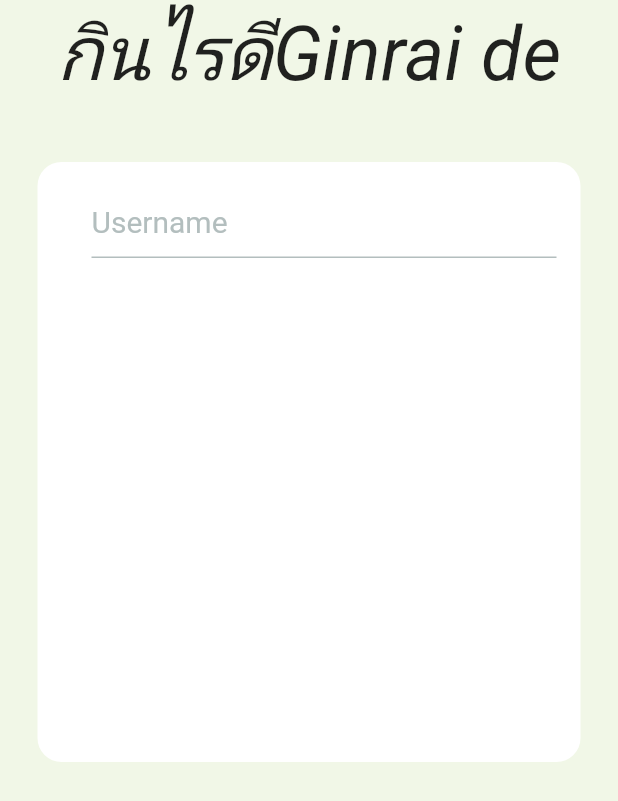
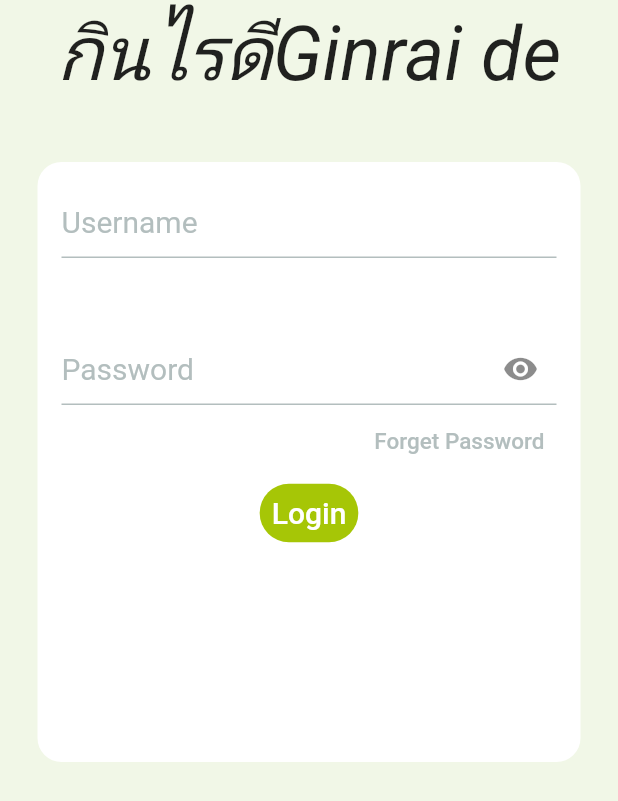
Before and after one commit to CprE-KMUTNB/GinRaiDee, a Flutter app: the screen it shows after launch, on a phone screen of 412 x 824 dp. Shown: the top 801 px of the screen. Run offline on Flutter 3.47's test engine with Material 2 defaults, Android fonts, the light colour scheme and no system bars; our stand-ins replace google_fonts, ionicons; Roboto replaces fonts that are missing (Itim, Sriracha).

Commit message:
loginscreen 90%
เหลือปุ่มเลือก login/signin
ปรับขนาดปุ่ม login
ใส่รูปพื้นหลัง

```diff
--- a/Frontend/ginraid/lib/Screens/Login/Login_Screen.dart
+++ b/Frontend/ginraid/lib/Screens/Login/Login_Screen.dart
@@ -1,13 +1,27 @@
-// ignore_for_file: prefer_const_constructors
+// ignore_for_file: prefer_const_constructors, unnecessary_new
+
+import 'dart:ui';
 
 import 'package:flutter/material.dart';
 import 'package:ionicons/ionicons.dart';
 import 'package:google_fonts/google_fonts.dart';
 
-class loginScreen extends StatelessWidget {
+class loginScreen extends StatefulWidget {
+  const loginScreen({Key? key}) : super(key: key);
+
+  @override
+  State<loginScreen> createState() => _loginScreenState();
+}
+
+class _loginScreenState extends State<loginScreen> {
+  bool _isObscure = true;
   @override
   Widget build(BuildContext context) {
     var imageStrings = ['Frontend\ginraid\assets\image\loginbacktrans.png'];
+    @override
+    void initState() {
+      var _passwordVisible = false;
+    }
 
     return Scaffold(
       backgroundColor: Color(0xFFF1F7E7),
@@ -37,21 +51,21 @@ class loginScreen extends StatelessWidget {
                 decoration: BoxDecoration(
                     color: Color.fromARGB(255, 255, 255, 255),
                     borderRadius: BorderRadius.circular(16)),
-
+                child: Column(
+                  children: <Widget>[
                     //กรอกusername
-                  child:
-                  Padding(
-                    padding: const EdgeInsets.only(left: 20.0),
-                    child:
-                    TextField(
+                    Container(
+                      child: Container(
+                        child: Center(
+                          child: TextField(
                             decoration: InputDecoration(
                               enabledBorder: UnderlineInputBorder(
                                 borderSide: BorderSide(
                                     color: Color.fromARGB(255, 179, 190, 190)),
                               ),
                               focusedBorder: UnderlineInputBorder(
-                          borderSide:
-                              BorderSide(color: Color.fromARGB(255, 0, 0, 0)),
+                                borderSide: BorderSide(
+                                    color: Color.fromARGB(255, 0, 0, 0)),
                               ),
                               hintText: 'Username',
                               hintStyle: GoogleFonts.itim(
@@ -65,61 +79,103 @@ class loginScreen extends StatelessWidget {
                             ),
                           ),
                         ),
+                      ),
+                    ),
 
-                //   new Row(
+                    SizedBox(height: 50),
 
-                //   //กรอกpass
-                //     child: Padding(
-                //     padding: const EdgeInsets.only(left: 20.0),
-                //     child: TextField(
-                //       obscureText: true,
-                //       decoration: InputDecoration(
-                //         icon: Icon(Icons.visibility),
-                //         suffixIcon: Icon(Icons.remove_red_eye),
-                //         enabledBorder: UnderlineInputBorder(
-                //           borderSide: BorderSide(
-                //               color: Color.fromARGB(255, 179, 190, 190)),
-                //         ),
-                //         focusedBorder: UnderlineInputBorder(
-                //           borderSide:
-                //               BorderSide(color: Color.fromARGB(255, 0, 0, 0)),
-                //         ),
-                //         hintText: 'Password',
-                //         hintStyle: GoogleFonts.itim(
-                //           fontSize: 20.0,
-                //           color: Color.fromARGB(255, 179, 190, 190),
-                //         ),
-                //         labelStyle: GoogleFonts.itim(
-                //           fontSize: 30.0,
-                //           color: Color.fromARGB(255, 0, 0, 0),
-                //         ),
-                //       ),
-                //     ),
-                //   ),
-                //   )
-                // )
+                    //กรอกpass
+                    Container(
+                      child: Container(
+                        child: Center(
+                          child: TextField(
+                            obscureText: _isObscure,
+                            decoration: InputDecoration(
+                              suffixIcon: IconButton(
+                                  icon: Icon(_isObscure
+                                      ? Icons.visibility
+                                      : Icons.visibility_off),
+                                  onPressed: () {
+                                    setState(() {
+                                      _isObscure = !_isObscure;
+                                    });
+                                  }),
+                              enabledBorder: UnderlineInputBorder(
+                                borderSide: BorderSide(
+                                    color: Color.fromARGB(255, 179, 190, 190)),
+                              ),
+                              focusedBorder: UnderlineInputBorder(
+                                borderSide: BorderSide(
+                                    color: Color.fromARGB(255, 0, 0, 0)),
+                              ),
+                              hintText: 'Password',
+                              hintStyle: GoogleFonts.itim(
+                                fontSize: 20.0,
+                                color: Color.fromARGB(255, 179, 190, 190),
+                              ),
+                              labelStyle: GoogleFonts.itim(
+                                fontSize: 30.0,
+                                color: Color.fromARGB(255, 0, 0, 0),
+                              ),
+                            ),
+                          ),
+                        ),
+                      ),
+                    ),
+
+                    //fogetpass
+                    Container(
+                      child: Container(
+                        alignment: Alignment.bottomRight,
+                        child: TextButton(
+                          style: TextButton.styleFrom(),
+                          onPressed: () {},
+                          child: const Text(
+                            'Forget Password',
+                            style: TextStyle(
+                              fontSize: 15.0,
+                              fontFamily: "Sriracha",
+                              color: Color.fromARGB(255, 179, 190, 190),
+                            ),
+                          ),
+                        ),
+                      ),
+                    ),
 
                     //login/sigin
 
-                //email
-                // Padding(
-                //   padding: const EdgeInsets.symmetric(horizontal:25.0),
-                //   child: Container(
-                //     decoration: BoxDecoration(
-                //       color:
-                //     ),
-                //     child: TextField(
-                //       decoration : InputDecoration(
-                //         border: InputBorder.none,
-                //       )
-                //     ),
-                //   ),
-                // )
+                    //login
+                    Container(
+                      child: Container(
+                        child: Center(
+                          child: TextButton(
+                            style: TextButton.styleFrom(
+                              shape: RoundedRectangleBorder(
+                                borderRadius: BorderRadius.circular(30),
+                              ),
+                              backgroundColor: Color.fromARGB(255, 166, 198, 6),
+                            ),
+                            onPressed: () {},
+                            child: const Text(
+                              'Login',
+                              style: TextStyle(
+                                fontSize: 20.0,
+                                fontFamily: "Itim",
+                                color: Color.fromARGB(255, 255, 255, 255),
+                              ),
+                            ),
+                          ),
+                        ),
+                      ),
 
-                //login
+                    ),
                   ],
                 ),
               ),
-        ));
+            ],
+          ),
+        ),
+      ),
+    );
   }
 }
```
Lines whose indentation alone changed are shown as unchanged.
